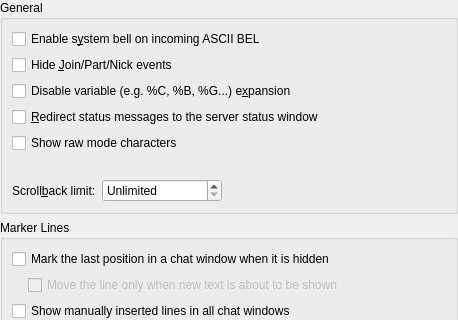
Above: src/config/chatwindowbehaviour_config.ui from KDE/konversation before the change; both pictures show x 0 to 458 and y 0 to 320 of the 458 by 461 pixel window. Below: the same form after it.
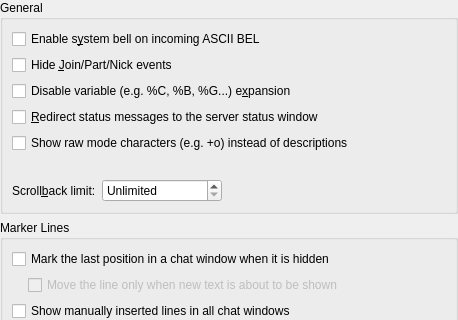
That is the form after the change. Custom widgets are drawn as their Qt base class.

Commit message:
Make this string more grokable*.
* At least I still get to use obscure jargon in commit messages.

What changed in the file:
```diff
--- a/src/config/chatwindowbehaviour_config.ui
+++ b/src/config/chatwindowbehaviour_config.ui
@@ -92,7 +92,7 @@
          <string>Keep channel mode string as a combination of characters instead of translating them into human readable words. E.g. '*** Channel modes: no messages from outside' will become '*** Channel modes: n'</string>
         </property>
         <property name="text">
-         <string>Show raw mode characters</string>
+         <string>Show raw mode characters (e.g. +o) instead of descriptions</string>
         </property>
        </widget>
       </item>
```
